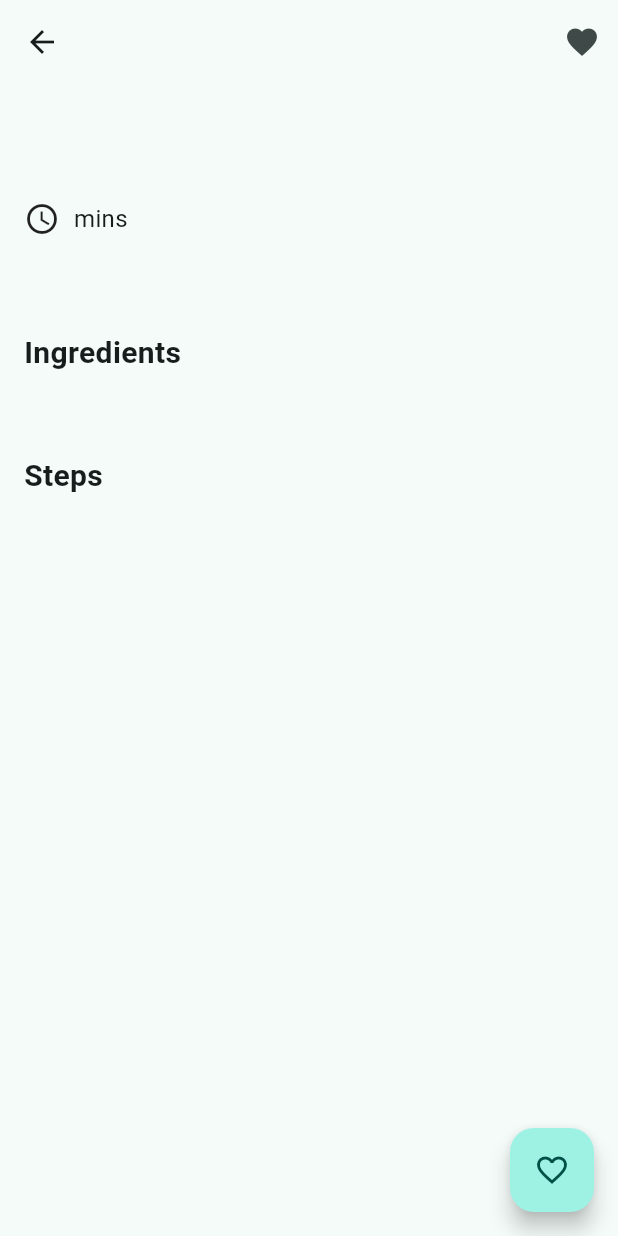
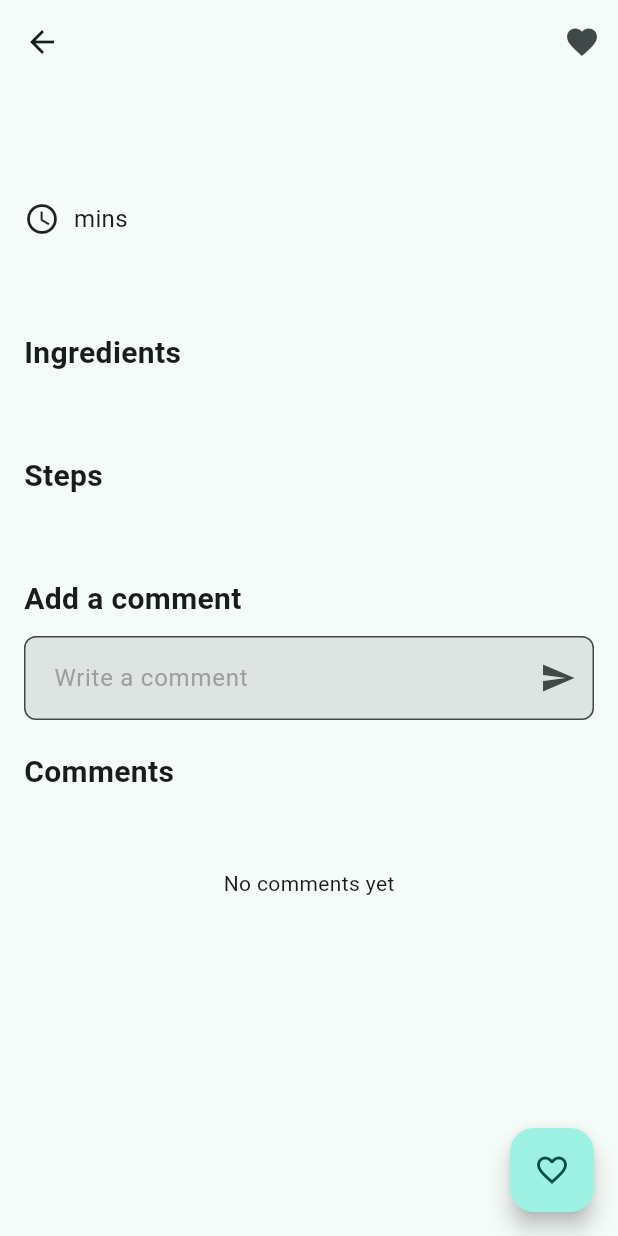
Before and after one commit to pratikgtam/Recipe-Book, a Flutter app: the RecipeDetailsPage screen opened directly, on a phone screen of 412 x 824 dp. Run offline on Flutter 3.47's test engine with Material 3 defaults, Android fonts, the phone set to English and light mode, and no system bars; our stand-ins replace carousel_slider, cloud_firestore, dots_indicator, firebase_auth, firebase_core, firebase_storage and 5 more; missing offline and left inert: open_mail_app; accounts and stored records are empty.

Commit message:
comments

```diff
--- a/lib/features/recipe/cubits/recipe_cubit.dart
+++ b/lib/features/recipe/cubits/recipe_cubit.dart
@@ -1,7 +1,9 @@
 import 'dart:developer';
 
 import 'package:flutter_bloc/flutter_bloc.dart';
+import 'package:recipe_book/features/profile/models/profile_model.dart';
 import 'package:recipe_book/features/recipe/cubits/recipe_state.dart';
+import 'package:recipe_book/features/recipe/models/comments_model.dart';
 import 'package:recipe_book/features/recipe/models/recipe_model.dart';
 import 'package:recipe_book/shared/app_constants.dart';
 import 'package:recipe_book/shared/firebase_repository.dart';
@@ -102,4 +104,54 @@ class RecipeCubit extends Cubit<RecipeState> {
   void clearFavourite() {
     emit(state.copyWith(favoriteRecipes: []));
   }
+
+  void addComment(String comment, ProfileModel? user) {
+    final comments = state.allComments;
+    final newComment = CommentsModel(
+      id: DateTime.now().toString(),
+      user: user,
+      recipeId: state.selectedRecipe?.id ?? '',
+      comment: comment,
+      createdAt: DateTime.now(),
+    );
+    final updatedComments = [
+      ...comments,
+      newComment,
+    ];
+    emit(state.copyWith(
+      allComments: updatedComments,
+    ));
+    getComments();
+  }
+
+  void deleteComment(CommentsModel comment) {
+    final comments = state.allComments;
+    final updatedComments = comments.where((c) => c.id != comment.id).toList();
+    emit(state.copyWith(
+      allComments: updatedComments,
+    ));
+    getComments();
+  }
+
+  void editComment(CommentsModel comment, String newComment) {
+    final comments = state.allComments;
+    final updatedComments = comments.map((c) {
+      if (c.id == comment.id) {
+        return c.copyWith(comment: newComment);
+      }
+      return c;
+    }).toList();
+    emit(state.copyWith(
+      allComments: updatedComments,
+    ));
+    getComments();
+  }
+
+  void getComments() {
+    final recipe = state.selectedRecipe;
+    final comments =
+        state.allComments.where((c) => c.recipeId == recipe?.id).toList();
+    comments.sort((a, b) => b.createdAt!.compareTo(a.createdAt!));
+    emit(state.copyWith(comments: comments));
+  }
 }
--- a/lib/features/recipe/cubits/recipe_state.dart
+++ b/lib/features/recipe/cubits/recipe_state.dart
@@ -1,5 +1,6 @@
 import 'package:freezed_annotation/freezed_annotation.dart';
 import 'package:recipe_book/features/profile/models/profile_model.dart';
+import 'package:recipe_book/features/recipe/models/comments_model.dart';
 import 'package:recipe_book/features/recipe/models/recipe_model.dart';
 import 'package:recipe_book/shared/models/result.dart';
 
@@ -17,6 +18,8 @@ class RecipeState with _$RecipeState {
     @Default('All') String selectedCategory,
     ProfileModel? profile,
     @Default([]) List<RecipeModel> favoriteRecipes,
+    @Default([]) List<CommentsModel> comments,
+    @Default([]) List<CommentsModel> allComments,
   }) = _RecipeState;
 
   RecipeState._();
--- /dev/null
+++ b/lib/features/recipe/models/comments_model.dart
@@ -0,0 +1,19 @@
+import 'package:freezed_annotation/freezed_annotation.dart';
+import 'package:recipe_book/features/profile/models/profile_model.dart';
+
+part 'comments_model.freezed.dart';
+part 'comments_model.g.dart';
+
+@freezed
+class CommentsModel with _$CommentsModel {
+  factory CommentsModel({
+    String? id,
+    ProfileModel? user,
+    String? recipeId,
+    String? comment,
+    DateTime? createdAt,
+  }) = _CommentsModel;
+
+  factory CommentsModel.fromJson(Map<String, dynamic> json) =>
+      _$CommentsModelFromJson(json);
+}
--- a/lib/features/recipe/ui/recipe_details_view.dart
+++ b/lib/features/recipe/ui/recipe_details_view.dart
@@ -1,23 +1,40 @@
 import 'package:flutter/material.dart';
 import 'package:flutter_bloc/flutter_bloc.dart';
+import 'package:recipe_book/features/profile/cubits/profile_cubit.dart';
 import 'package:recipe_book/features/profile/models/profile_model.dart';
 import 'package:recipe_book/features/profile/views/profile_detail_view.dart';
+import 'package:recipe_book/features/profile/views/profile_view.dart';
 import 'package:recipe_book/features/recipe/cubits/recipe_cubit.dart';
 import 'package:recipe_book/features/recipe/ui/favourite_recipe.dart';
 import 'package:recipe_book/shared/app_routes.dart';
+import 'package:recipe_book/shared/app_utils.dart';
 import 'package:recipe_book/shared/custom_scaffold.dart';
 import 'package:recipe_book/shared/image.dart';
+import 'package:recipe_book/shared/text_input.dart';
 
-class RecipeDetailsPage extends StatelessWidget {
+class RecipeDetailsPage extends StatefulWidget {
   const RecipeDetailsPage({
     Key? key,
   }) : super(key: key);
+
+  @override
+  State<RecipeDetailsPage> createState() => _RecipeDetailsPageState();
+}
+
+class _RecipeDetailsPageState extends State<RecipeDetailsPage> {
+  final TextEditingController _commentController = TextEditingController();
+  @override
+  void initState() {
+    context.read<RecipeCubit>().getComments();
+    super.initState();
+  }
 
   @override
   Widget build(BuildContext context) {
     final state = context.watch<RecipeCubit>().state;
     final recipe = state.selectedRecipe;
     final profile = state.profile;
+    final comments = state.comments;
 
     return CustomScaffold(
       title: recipe?.name,
@@ -120,10 +137,118 @@ class RecipeDetailsPage extends StatelessWidget {
               ),
             ),
             const SizedBox(height: 20),
+            const Text(
+              'Add a comment',
+              style: TextStyle(
+                fontSize: 20,
+                fontWeight: FontWeight.bold,
+              ),
+            ),
+            const SizedBox(height: 10),
+            TextInput(
+              controller: _commentController,
+              name: 'comment',
+              hintText: 'Write a comment',
+              autofocus: false,
+              suffixIcon: IconButton(
+                onPressed: () {
+                  _ontap(profile);
+                },
+                icon: const Icon(
+                  Icons.send,
+                ),
+              ),
+            ),
+            const SizedBox(height: 20),
+            const Text(
+              'Comments',
+              style: TextStyle(
+                fontSize: 20,
+                fontWeight: FontWeight.bold,
+              ),
+            ),
+            const SizedBox(height: 10),
+            if (comments.isEmpty)
+              const SizedBox(
+                  height: 100, child: Center(child: Text('No comments yet'))),
+            ListView.separated(
+              separatorBuilder: (BuildContext context, int index) =>
+                  const SizedBox(height: 10),
+              itemCount: comments.length,
+              shrinkWrap: true,
+              physics: const NeverScrollableScrollPhysics(),
+              itemBuilder: (BuildContext context, int index) {
+                final comment = comments[index];
+                return Dismissible(
+                  key: Key(comment.id ?? ''),
+                  direction: DismissDirection.endToStart,
+                  background: Container(
+                    color: Colors.red,
+                    alignment: Alignment.centerRight,
+                    padding: const EdgeInsets.only(right: 20),
+                    child: const Icon(Icons.delete, color: Colors.white),
+                  ),
+                  confirmDismiss: (direction) async {
+                    return await showDialog(
+                      context: context,
+                      builder: (BuildContext context) {
+                        return AlertDialog(
+                          title: const Text('Delete Comment'),
+                          content: const Text(
+                              'Are you sure you want to delete this comment?'),
+                          actions: <Widget>[
+                            TextButton(
+                              onPressed: () {
+                                context
+                                    .read<RecipeCubit>()
+                                    .deleteComment(comment);
+                                Navigator.of(context).pop(true);
+                                FocusScope.of(context).unfocus();
+                              },
+                              child: const Text('Delete'),
+                            ),
+                            TextButton(
+                              onPressed: () {
+                                Navigator.of(context).pop(false);
+                              },
+                              child: const Text('Cancel'),
+                            ),
+                          ],
+                        );
+                      },
+                    );
+                  },
+                  child: ListTile(
+                    shape: RoundedRectangleBorder(
+                      borderRadius: BorderRadius.circular(20),
+                    ),
+                    tileColor: Colors.grey.shade200,
+                    title: Text(comment.user?.fullName ?? ''),
+                    subtitle: Text(comment.comment ?? ''),
+                    trailing: Text(comment.createdAt?.toDisplay ?? ''),
+                    leading: ProfilePic(
+                      imageUrl: comment.user?.profilePic ?? '',
+                      size: 30,
+                    ),
+                  ),
+                );
+              },
+            ),
+            const SizedBox(height: 100),
           ],
         ),
       ),
     );
+  }
+
+  void _ontap(ProfileModel? profile) {
+    final profile = context.read<ProfileCubit>().state.profile.result;
+
+    if (_commentController.text.isNotEmpty) {
+      context.read<RecipeCubit>().addComment(_commentController.text, profile);
+    }
+    _commentController.clear();
+    FocusScope.of(context).unfocus();
   }
 }
 
--- a/lib/shared/app_utils.dart
+++ b/lib/shared/app_utils.dart
@@ -71,3 +71,9 @@ class AppUtils {
     return '\$${(cents / 100).toStringAsFixed(2).replaceAll('.', ',')}';
   }
 }
+
+extension DateExtension on DateTime {
+  String get toDisplay {
+    return '${day.toString().padLeft(2, '0')}/${month.toString().padLeft(2, '0')}/$year';
+  }
+}
--- a/lib/shared/text_input.dart
+++ b/lib/shared/text_input.dart
@@ -18,6 +18,8 @@ class TextInput extends StatelessWidget {
     this.suffixText,
     this.readOnly = false,
     this.onChanged,
+    this.suffixIcon,
+    this.controller,
   });
   final Null Function(dynamic value)? onChanged;
 
@@ -34,6 +36,8 @@ class TextInput extends StatelessWidget {
   final int? maxLines;
   final bool autofocus;
   final bool readOnly;
+  final Widget? suffixIcon;
+  final TextEditingController? controller;
 
   @override
   Widget build(BuildContext context) {
@@ -52,6 +56,8 @@ class TextInput extends StatelessWidget {
             ),
           ),
         FormBuilderTextField(
+          scrollPadding: const EdgeInsets.all(100),
+          controller: controller,
           autofocus: autofocus,
           textInputAction: textInputAction,
           initialValue: initialValue,
@@ -67,6 +73,7 @@ class TextInput extends StatelessWidget {
           keyboardType: textInputType,
           decoration: InputDecoration(
             suffixText: suffixText,
+            suffixIcon: suffixIcon,
             contentPadding: const EdgeInsets.all(16),
             hintText: hintText,
             hintStyle: TextStyle(
```
Also changed, not shown: lib/features/profile/views/profile_view.dart (+11 -6 lines), lib/features/recipe/cubits/recipe_state.freezed.dart, lib/features/recipe/models/comments_model.freezed.dart (added), lib/features/recipe/models/comments_model.g.dart (added).
